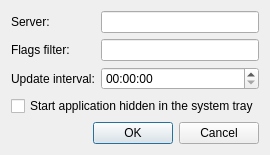
Above: source/gui/psvSettingsDialog.ui from sjoubert/pensieve before the change. Below: the same form after it.
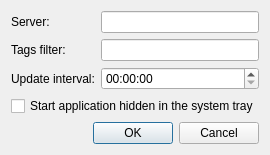
That is the form after the change.

Commit message: Change 'flag' notion by 'tag'

```diff
--- a/source/gui/psvSettingsDialog.ui
+++ b/source/gui/psvSettingsDialog.ui
@@ -24,7 +24,7 @@
      <item row="1" column="0">
       <widget class="QLabel" name="m_flagsFilterLabel">
        <property name="text">
-        <string>Flags filter:</string>
+        <string>Tags filter:</string>
        </property>
        <property name="buddy">
         <cstring>m_flagsFilter</cstring>
```
Left out of the diff: 8 changed lines with no effect on the pictures. The commit also changes 13 other files.
